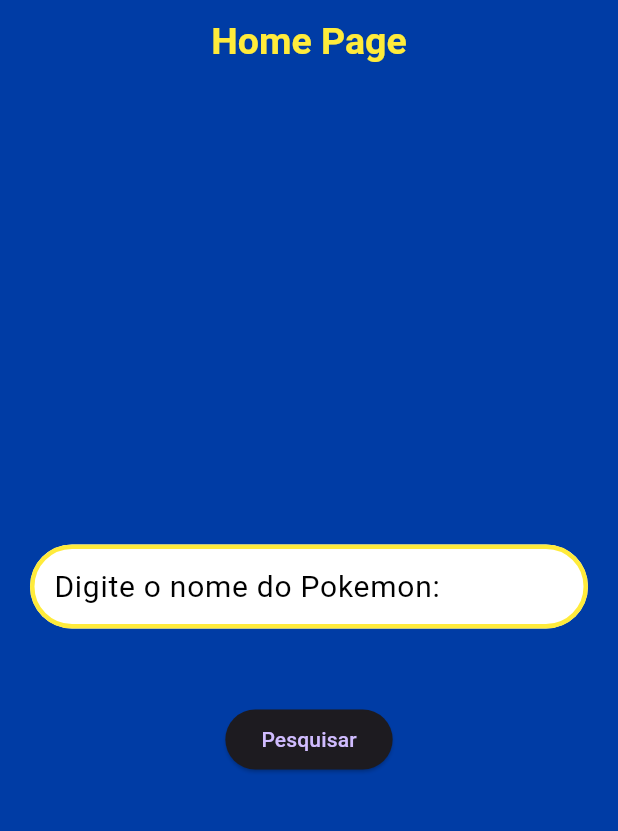
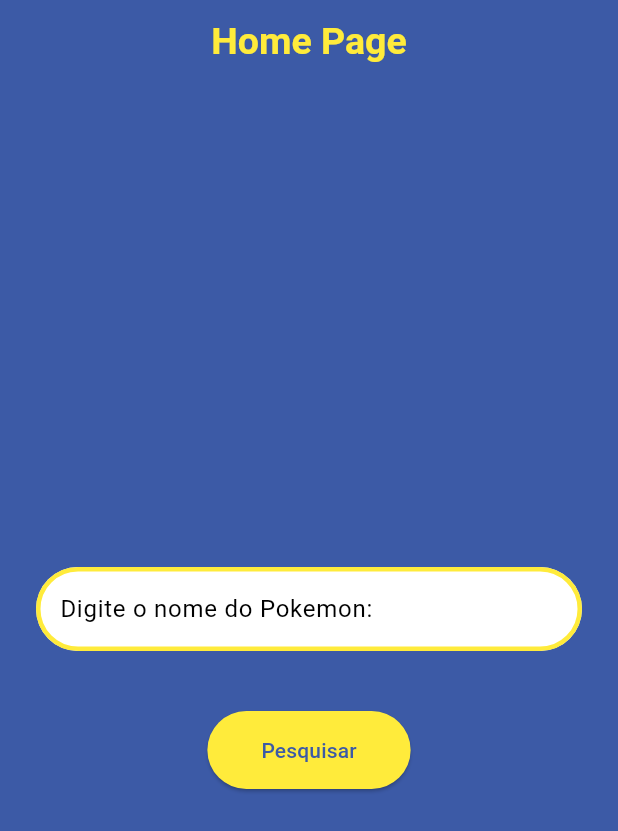
Before and after one commit to westgv/PokemonPAE, a Flutter app: the screen it shows after launch, on a phone screen of 412 x 824 dp. Shown: the top 831 px of the screen. Run offline on Flutter 3.47's test engine with Material 3 defaults, Android fonts, the phone set to English and light mode, and no system bars; our stand-ins replace dio.

Commit message:
Last Changes

```diff
--- a/lib/pages/home_page.dart
+++ b/lib/pages/home_page.dart
@@ -15,14 +15,14 @@ class _HomePageState extends State<HomePage> {
   @override
   Widget build(BuildContext context) {
     return Scaffold(
-      backgroundColor: Color.fromARGB(255, 0, 60, 165),
+      backgroundColor: Color(0xFF3C5AA6),
       appBar: AppBar(
-        title: const Text('Home Page',style: TextStyle(
-          color: Colors.yellow,
-          fontSize: 25,
-          fontWeight: FontWeight.w600
-        ),),
-        backgroundColor: Color.fromARGB(255, 0, 60, 165),
+        title: const Text(
+          'Home Page',
+          style: TextStyle(
+              color: Colors.yellow, fontSize: 25, fontWeight: FontWeight.w600),
+        ),
+        backgroundColor: Color(0xFF3C5AA6),
         centerTitle: true,
       ),
       body: Center(
@@ -30,58 +30,57 @@ class _HomePageState extends State<HomePage> {
           mainAxisAlignment: MainAxisAlignment.center,
           children: [
             Padding(
-              padding: const EdgeInsets.fromLTRB(20, 0, 20, 50),
+              padding: const EdgeInsets.all(24.0),
               child: TextField(
-                style: TextStyle(color: Colors.black),
+                style: const TextStyle(color: Colors.black),
                 controller: controller,
                 decoration: const InputDecoration(
-                  labelText: "Digite o nome do Pokemon: ",
-                  focusedBorder: OutlineInputBorder(borderRadius: BorderRadius.all(Radius.circular(50),),
+                    hintText: "Digite o nome do Pokemon: ",
+                    hintStyle: TextStyle(color: Colors.black),
+                    focusedBorder: OutlineInputBorder(
+                        borderRadius: BorderRadius.all(
+                          Radius.circular(50),
+                        ),
                         borderSide: BorderSide(color: Colors.yellow)),
-
-                  enabledBorder: OutlineInputBorder(borderRadius: BorderRadius.all(Radius.circular(50)),
+                    enabledBorder: OutlineInputBorder(
+                        borderRadius: BorderRadius.all(Radius.circular(50)),
                         borderSide: BorderSide(color: Colors.yellow, width: 3)),
-
                     filled: true,
                     fillColor: Colors.white,
-
-                  labelStyle: TextStyle(
-                    fontSize: 20,
-                    color: Colors.black
-                  ),
-                  focusColor: Colors.black
-                ),
-
-
+                    labelStyle: TextStyle(fontSize: 20, color: Colors.black),
+                    focusColor: Colors.black),
               ),
             ),
-
-
-            ElevatedButton(onPressed: () async{
+            const SizedBox(
+              height: 16,
+            ),
+            ElevatedButton(
+                onPressed: () async {
                   String nomeDoPokemon = controller.text.toLowerCase();
                   Dio dio = Dio();
-              Response retorno =
-                  await dio.get('https://pokeapi.co/api/v2/pokemon/$nomeDoPokemon');
-              if (retorno.statusCode == 200) {Map<String, dynamic> pokemonData = {
+                  Response retorno = await dio
+                      .get('https://pokeapi.co/api/v2/pokemon/$nomeDoPokemon');
+                  if (retorno.statusCode == 200) {
+                    Map<String, dynamic> pokemonData = {
                       'id': retorno.data['id'],
                       'name': retorno.data['name'],
                       'types': retorno.data['types'],
                       'sprites': retorno.data['sprites'],
                     };
-              Navigator.push(context,
+                    Navigator.push(
+                      context,
                       MaterialPageRoute(
-                builder:
-                (context) => DetailsPage(pokemonData: pokemonData
-                ),
+                        builder: (context) =>
+                            DetailsPage(pokemonData: pokemonData),
                       ),
                     );
-
-            } else{
+                  } else {
                     showDialog(
                       context: context,
                       builder: (context) => AlertDialog(
                         title: const Text('Erro'),
-                content: Text('Não foi possível encontrar o Pokémon $nomeDoPokemon'),
+                        content: Text(
+                            'Não foi possível encontrar o Pokémon $nomeDoPokemon'),
                         actions: [
                           TextButton(
                             onPressed: () => Navigator.pop(context),
@@ -92,8 +91,13 @@ class _HomePageState extends State<HomePage> {
                     );
                   }
                 },
-
-             child: const Text('Pesquisar')),
+                style: ElevatedButton.styleFrom(
+                    padding: EdgeInsets.symmetric(horizontal: 36, vertical: 16),
+                    backgroundColor: Colors.yellow),
+                child: const Text(
+                  'Pesquisar',
+                  style: TextStyle(color: Color(0xFF3C5AA6)),
+                )),
           ],
         ),
       ),
```
Also changed, not shown: pubspec.lock. Lines whose indentation alone changed are shown as unchanged.
